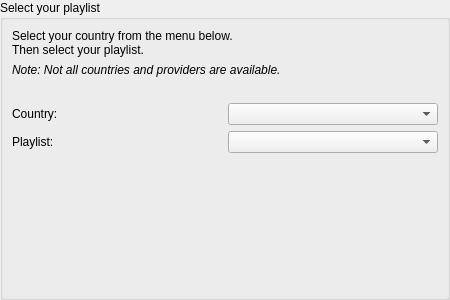
Qt form src/ui/playlist/PlaylistSelect.ui (ntadej/tano) before a commit.
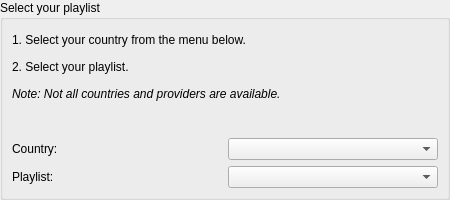
The same form after that commit.

```diff
--- a/src/ui/playlist/PlaylistSelect.ui
+++ b/src/ui/playlist/PlaylistSelect.ui
@@ -7,7 +7,7 @@
     <x>0</x>
     <y>0</y>
     <width>450</width>
-    <height>300</height>
+    <height>200</height>
    </rect>
   </property>
   <layout class="QVBoxLayout">
@@ -20,10 +20,10 @@
       <string>Select your playlist</string>
      </property>
      <layout class="QGridLayout" name="gridLayout">
-      <item row="3" column="1">
+      <item row="4" column="1">
        <widget class="QComboBox" name="countryBox"/>
       </item>
-      <item row="3" column="0">
+      <item row="4" column="0">
        <widget class="QLabel" name="labelCountry">
         <property name="text">
          <string>Country:</string>
@@ -33,48 +33,41 @@
       <item row="0" column="0" colspan="2">
        <widget class="QLabel" name="labelInfo">
         <property name="text">
-         <string>Select your country from the menu below.
-Then select your playlist.</string>
+         <string>1. Select your country from the menu below.</string>
         </property>
        </widget>
       </item>
-      <item row="1" column="0" colspan="2">
+      <item row="2" column="0" colspan="2">
        <widget class="QLabel" name="labelNote">
         <property name="text">
          <string>&lt;i&gt;Note: Not all countries and providers are available.&lt;/i&gt;</string>
         </property>
        </widget>
       </item>
-      <item row="6" column="0" colspan="2">
-       <spacer name="verticalSpacer">
-        <property name="orientation">
-         <enum>Qt::Vertical</enum>
-        </property>
-        <property name="sizeHint" stdset="0">
-         <size>
-          <width>20</width>
-          <height>40</height>
-         </size>
-        </property>
-       </spacer>
-      </item>
-      <item row="2" column="0" colspan="2">
+      <item row="3" column="0" colspan="2">
        <widget class="QLabel" name="labelSpacer">
         <property name="text">
          <string notr="true"/>
         </property>
        </widget>
       </item>
-      <item row="4" column="0">
+      <item row="5" column="0">
        <widget class="QLabel" name="labelPlaylist">
         <property name="text">
          <string>Playlist:</string>
         </property>
        </widget>
       </item>
-      <item row="4" column="1">
+      <item row="5" column="1">
        <widget class="QComboBox" name="playlistBox"/>
       </item>
+      <item row="1" column="0" colspan="2">
+       <widget class="QLabel" name="labelInfo2">
+        <property name="text">
+         <string>2. Select your playlist.</string>
+        </property>
+       </widget>
+      </item>
      </layout>
     </widget>
    </item>
```
Left out of the diff: 4 changed lines with no effect on the pictures.
